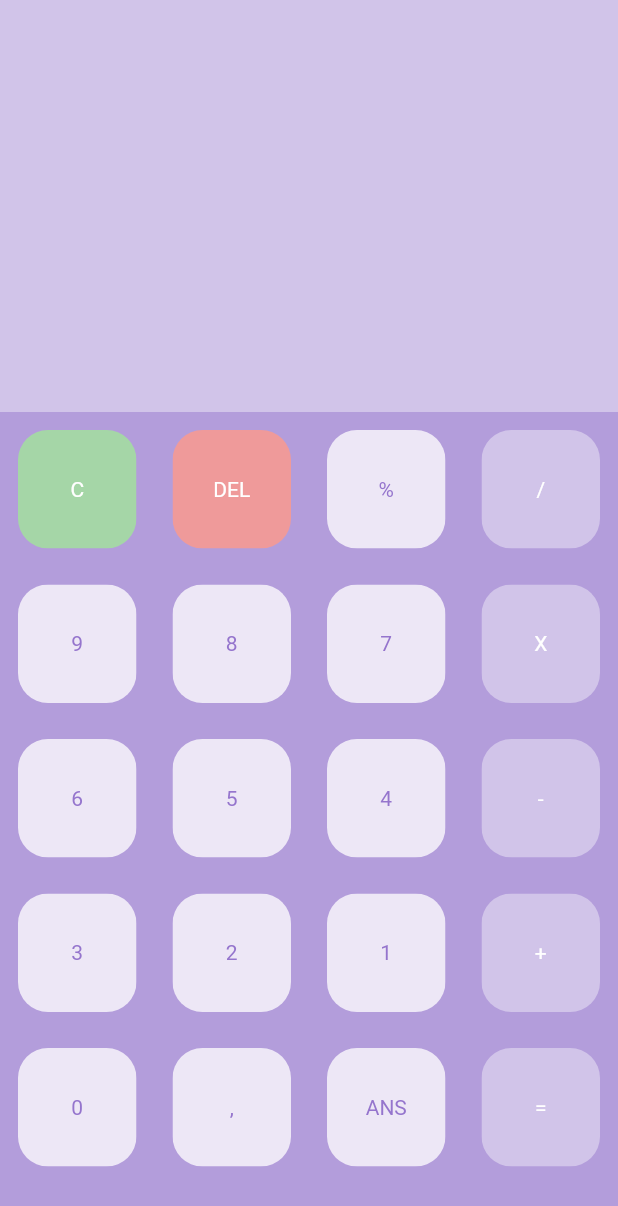
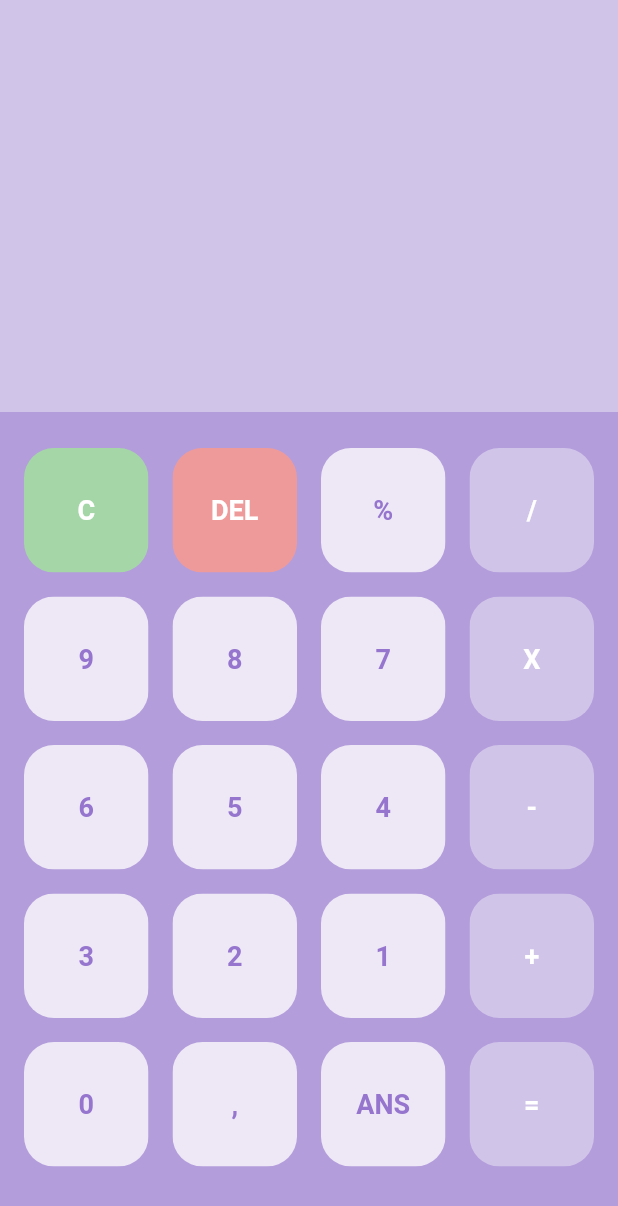
Before and after one commit to hansfigo/flutter_calculator, a Flutter app: the screen it shows after launch, on a phone screen of 412 x 824 dp. Shown: the top 1206 px of the screen. Run offline on Flutter 3.47's test engine with Material 2 defaults, Android fonts, the phone set to English and light mode, and no system bars.

Commit message:
fix_padding

```diff
--- a/lib/button.dart
+++ b/lib/button.dart
@@ -10,7 +10,7 @@ class MyButton extends StatelessWidget {
   @override
   Widget build(BuildContext context) {
     return Padding(
-      padding: const EdgeInsets.all(12),
+      padding: const EdgeInsets.all(8),
       child: ClipRRect(
           borderRadius: BorderRadius.circular(20),
           child: Container(
@@ -18,7 +18,7 @@ class MyButton extends StatelessWidget {
             child: Center(
               child: Text(
                 btnTetxt!,
-                style: TextStyle(color: txtColor),
+                style: TextStyle(color: txtColor, fontSize: 18, fontWeight: FontWeight.w600),
               ),
             ),
           )),
--- a/lib/main.dart
+++ b/lib/main.dart
@@ -56,7 +56,8 @@ class _HomePageState extends State<HomePage> {
             flex: 2,
             child: Container(
               color: Colors.deepPurple.shade200,
-              // decoration: BorderRadius.circular(20),
+              child: Padding(
+                padding: const EdgeInsets.symmetric(horizontal: 8, vertical: 16),
                 child: GridView.builder(
                     itemCount: button.length,
                     gridDelegate: SliverGridDelegateWithFixedCrossAxisCount(
@@ -81,7 +82,8 @@ class _HomePageState extends State<HomePage> {
                         txtColor: isOperator(button[index]) ? Colors.white : Colors.deepPurple.shade300 ,
                       );
                      }
-                  })
+                    }),
+              )
             ),
           )
         ],
```
Lines whose indentation alone changed are shown as unchanged.
